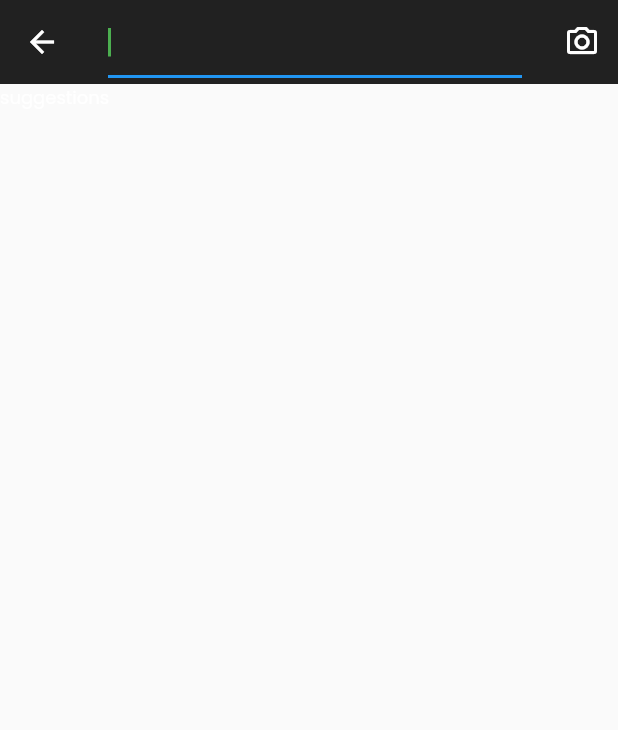
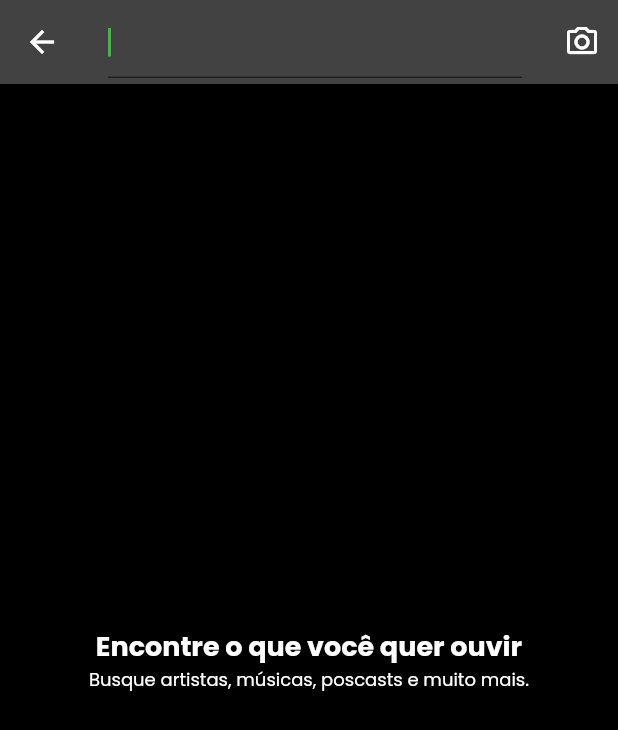
Before and after one commit to tinicius/spotify_clone, a Flutter app: the PageTwo screen opened directly, after a tap on "Artistas, músicas ou podcasts", on a phone screen of 412 x 824 dp. Shown: the top 730 px of the screen. Run offline on Flutter 3.47's test engine with Material 2 defaults, Android fonts, the phone set to English and light mode, and no system bars; our stand-ins replace firebase_core, firebase_remote_config, get, google_fonts; missing offline and left inert: flutter_web_auth, spotify; accounts and stored records are empty; network calls fail; statements that could not run were skipped.

Commit message:
Add search secren details

```diff
--- a/lib/application/themes/theme_config.dart
+++ b/lib/application/themes/theme_config.dart
@@ -4,11 +4,12 @@ import 'package:google_fonts/google_fonts.dart';
 class ThemeConfig {
   static String get title => "Spotify";
 
-  getTextStyle({double fontSize = 12, Color fontColor = Colors.white}) {
+  getTextStyle(
+      {double fontSize = 12,
+      Color fontColor = Colors.white,
+      FontWeight fontWeight = FontWeight.normal}) {
     return GoogleFonts.poppins(
-      color: fontColor,
-      fontSize: fontSize,
-    );
+        color: fontColor, fontSize: fontSize, fontWeight: fontWeight);
   }
 
   static Color get black => Colors.black;
--- /dev/null
+++ b/lib/models/item.dart
@@ -0,0 +1,4 @@
+
+class Item {
+
+}
--- a/lib/modules/home/home_controller.dart
+++ b/lib/modules/home/home_controller.dart
@@ -1,9 +1,9 @@
-import 'dart:math';
-
 import 'package:flutter/material.dart';
 import 'package:get/get.dart';
+import 'package:get/get_state_manager/src/simple/list_notifier.dart';
 import 'package:spotify/spotify.dart';
 import 'package:spotify_clone/models/grid_item_model.dart';
+import 'package:spotify_clone/models/section_item_model.dart';
 import 'package:spotify_clone/modules/home/widget/pages/page_one.dart';
 import 'package:spotify_clone/modules/home/widget/pages/page_three.dart';
 import 'package:spotify_clone/modules/home/widget/pages/page_two.dart';
@@ -34,22 +34,24 @@ class HomeController extends GetxController {
     }
   }
 
-  List<GridItemModel> gridHome = [];
-  List<GridItemModel> list1 = [];
-  List<GridItemModel> list2 = [];
+  RxList<GridItemModel> gridHome = <GridItemModel>[].obs;
+  RxList<GridItemModel> list1 = <GridItemModel>[].obs;
+  RxList<GridItemModel> list2 = <GridItemModel>[].obs;
 
-  List<GridItemModel> playlistItems1 = [];
-  List<GridItemModel> playlistItems2 = [];
-  List<GridItemModel> playlistItems3 = [];
+  RxList<GridItemModel> playlistItems1 = <GridItemModel>[].obs;
+  RxList<GridItemModel> playlistItems2 = <GridItemModel>[].obs;
+  RxList<GridItemModel> playlistItems3 = <GridItemModel>[].obs;
+
+  RxList<SectionItemModel> allSections = <SectionItemModel>[].obs;
 
   void resetData() {
-    gridHome = [];
-    list1 = [];
-    list2 = [];
+    gridHome = <GridItemModel>[].obs;
+    list1 = <GridItemModel>[].obs;
+    list2 = <GridItemModel>[].obs;
 
-    playlistItems1 = [];
-    playlistItems2 = [];
-    playlistItems3 = [];
+    playlistItems1 = <GridItemModel>[].obs;
+    playlistItems2 = <GridItemModel>[].obs;
+    playlistItems3 = <GridItemModel>[].obs;
   }
 
   Future<void> loadData() async {
@@ -113,13 +115,43 @@ class HomeController extends GetxController {
     }
   }
 
+  getCategories() async {
+    List<Category> categories = await spotifyApiRepository.getCategories();
+    for (var element in categories) {
+      allSections.add(SectionItemModel(
+          title: element.name!, image: element.icons!.first.url!));
+    }
+  }
+
   final List<Widget> _widgetOptions = <Widget>[
     PageOne(title: getPageOneTitle()),
-    const PageTwo(),
+    PageTwo(),
     const PageThree()
   ];
 
   void onItemTapped(int index) {
     selectedIndex.value = index;
   }
+
+  @override
+  void onClose() {
+    // TODO: implement onClose
+  }
+
+  @override
+  void onInit() {
+    loadData();
+    getCategories();
+    super.onInit();
+  }
+
+  @override
+  void onReady() {
+    // TODO: implement onReady
+  }
+
+  @override
+  void refresh() {
+    // TODO: implement refresh
+  }
 }
--- a/lib/modules/home/widget/components/page_two_components.dart/Section.dart
+++ b/lib/modules/home/widget/components/page_two_components.dart/Section.dart
@@ -1,13 +1,15 @@
 import 'package:flutter/material.dart';
+import 'package:get/get_rx/src/rx_types/rx_types.dart';
 import 'package:spotify_clone/application/themes/theme_config.dart';
 import 'package:spotify_clone/models/section_item_model.dart';
-import 'package:spotify_clone/modules/home/home_controller.dart';
 import 'package:spotify_clone/modules/home/widget/components/page_two_components.dart/grid_section.dart';
 
 class Section extends StatelessWidget {
-  const Section({Key? key, required this.title}) : super(key: key);
+  const Section({Key? key, required this.title, required this.items})
+      : super(key: key);
 
   final String title;
+  final RxList<SectionItemModel> items;
 
   @override
   Widget build(BuildContext context) {
@@ -30,10 +32,7 @@ class Section extends StatelessWidget {
           ),
         ),
         GridSection(
-          items: [
-            SectionItemModel(image: imageUrl, title: "1"),
-            SectionItemModel(image: imageUrl, title: "2"),
-          ],
+          items: items,
         )
       ],
     );
--- a/lib/modules/home/widget/components/page_two_components.dart/search_custom_delegate.dart
+++ b/lib/modules/home/widget/components/page_two_components.dart/search_custom_delegate.dart
@@ -1,4 +1,5 @@
 import 'package:flutter/material.dart';
+import 'package:flutter/services.dart';
 import 'package:spotify_clone/application/themes/theme_config.dart';
 
 class SearchCustomDelegate extends SearchDelegate {
@@ -8,16 +9,20 @@ class SearchCustomDelegate extends SearchDelegate {
   @override
   ThemeData appBarTheme(BuildContext context) {
     return ThemeData(
-        appBarTheme: AppBarTheme(
-          elevation: 0,
-          color: ThemeConfig.grey,
-
-          //app bar color I wanted
-        ),
-        textSelectionTheme: TextSelectionThemeData(
-            selectionHandleColor: Colors.red, // Change bubble to red
-            cursorColor: ThemeConfig.green,
-            selectionColor: Colors.red));
+      primaryColor: ThemeConfig.grey,
+      dividerTheme: const DividerThemeData(
+        color: Colors.white,
+      ),
+      primaryIconTheme: const IconThemeData(color: Colors.white),
+      inputDecorationTheme: InputDecorationTheme(
+        focusedBorder: UnderlineInputBorder(
+            borderSide: BorderSide(color: ThemeConfig.grey)),
+      ),
+      brightness: Brightness.dark,
+      textSelectionTheme: TextSelectionThemeData(
+        cursorColor: ThemeConfig.green,
+      ),
+    );
   }
 
   @override
@@ -44,17 +49,35 @@ class SearchCustomDelegate extends SearchDelegate {
 
   @override
   Widget buildResults(BuildContext context) {
-    return  Text(
-      "results",
-      style: ThemeConfig().getTextStyle(),
+    return Expanded(
+      child: Container(
+        color: Colors.black,
+      ),
     );
   }
 
   @override
   Widget buildSuggestions(BuildContext context) {
-    return  Text(
-      "suggestions",
-      style:ThemeConfig().getTextStyle(),
+    return Expanded(
+      child: Container(
+        height: double.infinity,
+        width: double.infinity,
+        color: Colors.black,
+        child: Column(
+          mainAxisAlignment: MainAxisAlignment.center,
+          children: [
+            Text(
+              "Encontre o que você quer ouvir",
+              style: ThemeConfig()
+                  .getTextStyle(fontWeight: FontWeight.bold, fontSize: 18),
+            ),
+            Text(
+              "Busque artistas, músicas, poscasts e muito mais.",
+              style: ThemeConfig().getTextStyle(fontSize: 12),
+            ),
+          ],
+        ),
+      ),
     );
   }
 }
--- a/lib/modules/home/widget/pages/page_two.dart
+++ b/lib/modules/home/widget/pages/page_two.dart
@@ -1,24 +1,20 @@
 import 'package:flutter/material.dart';
+import 'package:get/get.dart';
 import 'package:spotify_clone/application/themes/theme_config.dart';
-import 'package:spotify_clone/modules/home/widget/components/page_two_components.dart/section.dart';
+import 'package:spotify_clone/modules/home/home_controller.dart';
 import 'package:spotify_clone/modules/home/widget/components/page_two_components.dart/search_bar.dart';
 import 'package:spotify_clone/modules/home/widget/components/page_two_components.dart/search_custom_delegate.dart';
+import 'package:spotify_clone/modules/home/widget/components/page_two_components.dart/section.dart';
 
-class PageTwo extends StatefulWidget {
+class PageTwo extends GetView<HomeController> {
   const PageTwo({Key? key}) : super(key: key);
 
-  @override
-  _PageTwoState createState() => _PageTwoState();
-}
-
-class _PageTwoState extends State<PageTwo> with SingleTickerProviderStateMixin {
   @override
   Widget build(BuildContext context) {
     return Scaffold(
       body: SafeArea(
         child: NestedScrollView(
-            headerSliverBuilder:
-                (BuildContext context, bool innerBoxIsScrolled) {
+          headerSliverBuilder: (BuildContext context, bool innerBoxIsScrolled) {
             return <Widget>[
               SliverAppBar(
                 title: Text(
@@ -38,17 +34,17 @@ class _PageTwoState extends State<PageTwo> with SingleTickerProviderStateMixin {
                 ),
                 child: const SearchBar(),
               ),
-                const Section(
-                  title: "Seus gêneros favoritos",
+              Obx(() {
+                return controller.allSections.isNotEmpty
+                    ? Section(
+                        title: "Navegar por todas seções",
+                        items: controller.allSections,
+                      )
+                    : Container();
+              }),
+            ],
           ),
-                const Section(
-                  title: "Seus gêneros favoritos",
         ),
-                const Section(
-                  title: "Seus gêneros favoritos",
-                )
-              ],
-            )),
       ),
     );
   }
--- a/lib/repositories/spotify_api_repository.dart
+++ b/lib/repositories/spotify_api_repository.dart
@@ -25,4 +25,6 @@ class SpotifyApiRepository {
 
   Future<List<Track>> getTracksOfPlaylist(PlaylistSimple playlistSimple) =>
       _service.getTracksOfPlaylist(playlistSimple);
+
+  Future<List<Category>> getCategories() => _service.getCategories();
 }
--- a/lib/services/spotify_api_service.dart
+++ b/lib/services/spotify_api_service.dart
@@ -1,6 +1,9 @@
 import 'package:spotify/spotify.dart';
 import 'package:spotify_clone/repositories/remote_config_repository.dart';
 import 'package:flutter_web_auth/flutter_web_auth.dart';
+
+import 'package:http/http.dart' as http;
+import 'dart:convert';
 
 class SpotifyApiService {
   SpotifyApi? spotify;
@@ -36,8 +39,6 @@ class SpotifyApiService {
         preferEphemeral: true);
 
     spotify = SpotifyApi.fromAuthCodeGrant(grant, result);
-    SpotifyApiCredentials? a = await spotify?.getCredentials();
-    print(a);
   }
 
   Future<List<Artist>> getRecommendationsArtists() async {
@@ -121,4 +122,33 @@ class SpotifyApiService {
 
     return playlists;
   }
+
+  Future<List<Category>> getCategories() async {
+    List<Category> categories = [];
+
+    var client = http.Client();
+
+    SpotifyApiCredentials? credentials = await spotify?.getCredentials();
+
+    try {
+      var response = await http.get(
+        Uri.parse(
+          "https://api.spotify.com/v1/browse/categories",
+        ),
+        headers: {"Authorization": "Bearer ${credentials?.accessToken}}"},
+      );
+      if (response.statusCode == 200) {
+        var jsonResponse = jsonDecode(response.body);
+
+        for (var item in jsonResponse['categories']['items']) {
+
+          categories.add(Category.fromJson(item));
+        }
+      }
+    } finally {
+      client.close();
+    }
+
+    return categories;
+  }
 }
--- a/pubspec.yaml
+++ b/pubspec.yaml
@@ -45,6 +45,7 @@ dependencies:
   webview_flutter: ^3.0.0
   flutter_web_auth: ^0.4.0
   image: ^3.1.0
+  palette_generator: ^0.3.2
 
 dev_dependencies:
   flutter_test:
```
Also changed, not shown: lib/modules/home/widget/items/page_two_items/section_item.dart (+29 -6 lines), lib/modules/home/widget/pages/page_one.dart (+5 -16 lines), pubspec.lock. Lines whose indentation alone changed are shown as unchanged.
